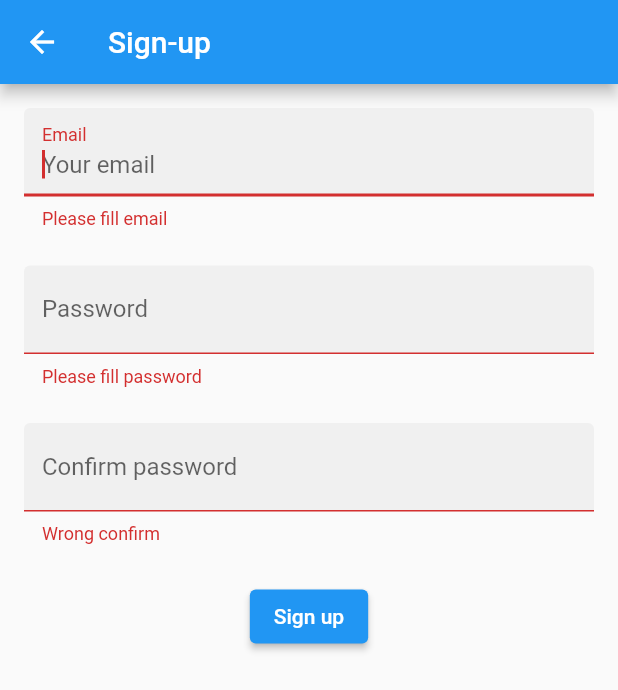
After one commit to hoangdathp99/flutter_test_projecty, a Flutter app: the SignUpScreen screen opened by its route, after a tap on "Sign up", on a phone screen of 412 x 824 dp. The commit adds this screen. Shown: the top 690 px of the screen. Run offline on Flutter 3.47's test engine with Material 2 defaults, Android fonts, the light colour scheme and no system bars; our stand-ins replace flutter_hooks; network calls fail.

Commit message:
add api sign up, login for admin

```diff
--- a/lib/navigation/app_router.dart
+++ b/lib/navigation/app_router.dart
@@ -1,6 +1,8 @@
 import 'package:flutter/material.dart';
 import 'package:flutter_application_1/navigation/routePaths.dart';
 import 'package:flutter_application_1/ui/bottomNavbar/main_page.dart';
+import 'package:flutter_application_1/ui/login/login_page.dart';
+import 'package:flutter_application_1/ui/login/signup_page.dart';
 
 class RouterApp {
   static Route<dynamic> generateRoute(RouteSettings settings) {
@@ -10,7 +12,10 @@ class RouterApp {
             builder: (_) => const MyHomePage(
                   title: "test41",
                 ));
-
+      case RoutePaths.signUp:
+        return MaterialPageRoute(builder: (_) => const SignUpScreen());
+      case RoutePaths.login:
+        return MaterialPageRoute(builder: (_) => const LoginScreen());
       case RoutePaths.home:
         // you can do things like pass arguments to screens
         return MaterialPageRoute(
--- a/lib/navigation/routePaths.dart
+++ b/lib/navigation/routePaths.dart
@@ -1,6 +1,8 @@
 class RoutePaths {
   static const start = '/';
   static const home = 'home';
+  static const signUp = 'signup';
+  static const login = 'login';
   static const secondScreen = 'second';
   static const test = 'third';
   static const detail = 'detail';
--- a/lib/ui/login/login_page.dart
+++ b/lib/ui/login/login_page.dart
@@ -1,12 +1,25 @@
+import 'dart:convert';
+
 import 'package:flutter/material.dart';
 import 'package:flutter/widgets.dart';
-import 'package:flutter_application_1/navigation/action.dart';
 import 'package:flutter_application_1/navigation/routePaths.dart';
+import 'package:flutter_application_1/services/http_service.dart';
 
 ////// TODO make login screen
-class LoginScreen extends StatelessWidget {
+///
+
+class LoginScreen extends StatefulWidget {
   const LoginScreen({super.key});
 
+  @override
+  State<LoginScreen> createState() => _LoginScreenState();
+}
+
+class _LoginScreenState extends State<LoginScreen> {
+  String email = '';
+  String password = '';
+  LoginRes _loginRes = LoginRes(accessToken: '', refreshToken: '');
+  final _formKey = GlobalKey<FormState>();
   @override
   Widget build(BuildContext context) {
     return Scaffold(
@@ -20,6 +33,12 @@ class LoginScreen extends StatelessWidget {
           child: Column(
             children: [
               TextFormField(
+                validator: (value) {
+                  if (value == null || value.isEmpty) {
+                    return 'Please fill email';
+                  }
+                  return null;
+                },
                 autofocus: true,
                 textInputAction: TextInputAction.next,
                 decoration: const InputDecoration(
@@ -27,28 +46,71 @@ class LoginScreen extends StatelessWidget {
                   hintText: 'Your email',
                   labelText: 'Email',
                 ),
-                onChanged: (value) => print(value),
+                onChanged: (value) => {email = value},
               ),
               const SizedBox(
                 height: 24,
               ),
               TextFormField(
+                validator: (value) {
+                  if (value == null || value.isEmpty) {
+                    return 'Please fill password';
+                  }
+                  return null;
+                },
                 decoration:
                     const InputDecoration(filled: true, labelText: 'Password'),
                 obscureText: true,
-                onChanged: (value) => print(value),
+                onChanged: (value) => {password = value},
               ),
               const SizedBox(
                 height: 24,
               ),
+              ElevatedButton(
+                onPressed: () {
+                  Login(email, password, context);
+                },
+                child: const Text('Sign in'),
+              ),
               TextButton(
                 onPressed: () {
-                  Navigator.pushReplacementNamed(context, RoutePaths.home);
+                  Navigator.pushNamed(context, RoutePaths.signUp);
                 },
-                child: const Text('Sign in'),
+                child: const Text('Sign up'),
               )
             ],
           ),
         ))));
   }
+
+  void Login(String email, String password, context) async {
+    LoginType loginReq = LoginType(
+      email: email,
+      password: password,
+    );
+    var res = await post('https://api.escuelajs.co/api/v1/auth/login',
+        jsonEncode(loginReq.toJson()));
+    _loginRes = LoginRes.fromJson(res);
+    print(_loginRes.accessToken);
+    if (_loginRes.accessToken != '') {
+      Navigator.pushReplacementNamed(context, RoutePaths.home);
+    }
+  }
 }
+
+class LoginType {
+  final String email;
+  final String password;
+  LoginType({this.email = '', this.password = ''});
+  Map<String, dynamic> toJson() => {'email': email, 'password': password};
+}
+
+class LoginRes {
+  final String accessToken;
+  final String refreshToken;
+  LoginRes({required this.accessToken, required this.refreshToken});
+  factory LoginRes.fromJson(Map<String, dynamic> json) {
+    return LoginRes(
+        accessToken: json['access_token'], refreshToken: json['refresh_token']);
+  }
+}
--- /dev/null
+++ b/lib/ui/login/signup_page.dart
@@ -0,0 +1,156 @@
+import 'dart:convert';
+
+import 'package:flutter/material.dart';
+import 'package:flutter/widgets.dart';
+import 'package:flutter_application_1/navigation/routePaths.dart';
+import 'package:flutter_application_1/services/http_service.dart';
+
+////// TODO make login screen
+class SignUpScreen extends StatefulWidget {
+  const SignUpScreen({super.key});
+
+  @override
+  State<SignUpScreen> createState() => _SignUpScreenState();
+}
+
+class _SignUpScreenState extends State<SignUpScreen> {
+  String email = '';
+  String password = '';
+  String passwordConfirm = '';
+  final _formKey = GlobalKey<FormState>();
+  @override
+  Widget build(BuildContext context) {
+    return Scaffold(
+        appBar: AppBar(
+          title: const Text('Sign-up'),
+        ),
+        body: Form(
+            key: _formKey,
+            child: Scrollbar(
+                child: SingleChildScrollView(
+                    padding: const EdgeInsets.all(16),
+                    child: Column(
+                      children: [
+                        TextFormField(
+                          validator: (value) {
+                            if (value == null || value.isEmpty) {
+                              return 'Please fill email';
+                            }
+                            return null;
+                          },
+                          autofocus: true,
+                          textInputAction: TextInputAction.next,
+                          decoration: const InputDecoration(
+                            filled: true,
+                            hintText: 'Your email',
+                            labelText: 'Email',
+                          ),
+                          onChanged: (value) => {
+                            setState(() {
+                              email = value;
+                            })
+                          },
+                        ),
+                        const SizedBox(
+                          height: 24,
+                        ),
+                        TextFormField(
+                          validator: (value) {
+                            if (value == null || value.isEmpty) {
+                              return 'Please fill password';
+                            }
+                            return null;
+                          },
+                          decoration: const InputDecoration(
+                            filled: true,
+                            labelText: 'Password',
+                          ),
+                          obscureText: true,
+                          textInputAction: TextInputAction.next,
+                          onChanged: (value) => {
+                            setState(
+                              () {
+                                password = value;
+                              },
+                            )
+                          },
+                        ),
+                        const SizedBox(
+                          height: 24,
+                        ),
+                        TextFormField(
+                          validator: (value) {
+                            if (value != password ||
+                                value == null ||
+                                value.isEmpty) {
+                              return 'Wrong confirm';
+                            }
+                            return null;
+                          },
+                          decoration: const InputDecoration(
+                              filled: true, labelText: 'Confirm password'),
+                          obscureText: true,
+                          onChanged: (value) => {
+                            setState(
+                              () {
+                                passwordConfirm = value;
+                              },
+                            )
+                          },
+                        ),
+                        const SizedBox(
+                          height: 24,
+                        ),
+                        ElevatedButton(
+                          onPressed: () {
+                            // Navigator.pushReplacementNamed(
+                            //     context, RoutePaths.home);
+                            if (_formKey.currentState!.validate()) {
+                              // If the form is valid, display a snackbar. In the real world,
+                              // you'd often call a server or save the information in a database.
+                              ScaffoldMessenger.of(context).showSnackBar(
+                                const SnackBar(
+                                    content: Text('Processing Data')),
+                              );
+                              createUser(email, password, context);
+                            }
+                          },
+                          child: const Text('Sign up'),
+                        ),
+                      ],
+                    )))));
+  }
+
+  void createUser(String email, String password, context) async {
+    Body body = Body(
+        name: email,
+        password: password,
+        avatar: "https://api.lorem.space/image/face?w=640&h=480&r=867",
+        email: email,
+        role: "admin");
+    // print(body.toJson());
+    var res = await post(
+        'https://api.escuelajs.co/api/v1/users/', jsonEncode(body.toJson()));
+    print(res);
+    if (res != '') {
+      Navigator.pushReplacementNamed(context, RoutePaths.login);
+    }
+  }
+}
+
+class Body {
+  final String email;
+  final String password;
+  final String name;
+  final String avatar;
+  final String role;
+
+  Body(
+      {this.name = '',
+      this.password = '',
+      this.email = '',
+      this.avatar = '',
+      this.role = ''});
+  Map<String, dynamic> toJson() =>
+      {'name': name, 'email': email, 'password': password, 'avatar': avatar};
+}
```
Also changed, not shown: lib/services/http_service.dart (+24 -13 lines).
